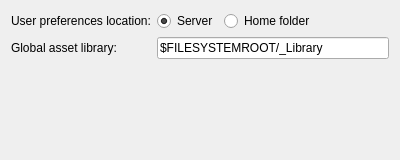
Before: the Qt Designer form core/tools/icAdmin/settings_global_ui.ui in mjbonnington/icarus-gps, drawn with Qt 5.
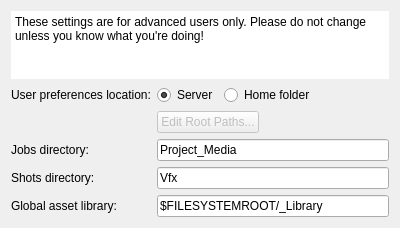
After: the same form once the commit is applied.

Diff of the .ui file:
```diff
--- a/core/tools/icAdmin/settings_global_ui.ui
+++ b/core/tools/icAdmin/settings_global_ui.ui
@@ -7,7 +7,7 @@
     <x>0</x>
     <y>0</y>
     <width>400</width>
-    <height>160</height>
+    <height>219</height>
    </rect>
   </property>
   <property name="windowTitle">
@@ -20,14 +20,36 @@
    <property name="fieldGrowthPolicy">
     <enum>QFormLayout::ExpandingFieldsGrow</enum>
    </property>
-   <item row="0" column="0">
+   <item row="0" column="0" colspan="2">
+    <widget class="QPlainTextEdit" name="message_plainTextEdit">
+     <property name="frameShape">
+      <enum>QFrame::NoFrame</enum>
+     </property>
+     <property name="frameShadow">
+      <enum>QFrame::Plain</enum>
+     </property>
+     <property name="lineWidth">
+      <number>0</number>
+     </property>
+     <property name="readOnly">
+      <bool>true</bool>
+     </property>
+     <property name="plainText">
+      <string>These settings are for advanced users only. Please do not change unless you know what you're doing!</string>
+     </property>
+     <property name="backgroundVisible">
+      <bool>false</bool>
+     </property>
+    </widget>
+   </item>
+   <item row="1" column="0">
     <widget class="QLabel" name="userPrefs_label">
      <property name="text">
       <string>User preferences location:</string>
      </property>
     </widget>
    </item>
-   <item row="0" column="1">
+   <item row="1" column="1">
     <layout class="QHBoxLayout" name="userPrefs_horizontalLayout">
      <item>
       <widget class="QRadioButton" name="userPrefsServer_radioButton">
@@ -54,14 +76,54 @@
      </item>
     </layout>
    </item>
-   <item row="1" column="0">
+   <item row="3" column="0">
+    <widget class="QLabel" name="jobsRelDir_label">
+     <property name="toolTip">
+      <string>&lt;html&gt;&lt;head/&gt;&lt;body&gt;&lt;p&gt;&lt;span style=&quot; font-weight:600;&quot;&gt;Jobs directory&lt;/span&gt;&lt;/p&gt;&lt;p&gt;This is the relative directory path where your jobs will be stored. If jobs are stored in the root of a shared network drive, set the path to '.'&lt;/p&gt;&lt;/body&gt;&lt;/html&gt;</string>
+     </property>
+     <property name="text">
+      <string>Jobs directory:</string>
+     </property>
+    </widget>
+   </item>
+   <item row="4" column="0">
+    <widget class="QLabel" name="shotsRelDir_label">
+     <property name="toolTip">
+      <string>&lt;html&gt;&lt;head/&gt;&lt;body&gt;&lt;p&gt;&lt;span style=&quot; font-weight:600;&quot;&gt;Shots directory&lt;/span&gt;&lt;/p&gt;&lt;p&gt;This is the name for the subdirectory within the folder structure for each job where individual shots will be stored.&lt;/p&gt;&lt;/body&gt;&lt;/html&gt;</string>
+     </property>
+     <property name="text">
+      <string>Shots directory:</string>
+     </property>
+    </widget>
+   </item>
+   <item row="3" column="1">
+    <widget class="QLineEdit" name="jobsRelDir_lineEdit">
+     <property name="text">
+      <string>Project_Media</string>
+     </property>
+     <property name="xmlTag" stdset="0">
+      <string>jobsRelDir</string>
+     </property>
+    </widget>
+   </item>
+   <item row="4" column="1">
+    <widget class="QLineEdit" name="shotsRelDir_lineEdit">
+     <property name="text">
+      <string>Vfx</string>
+     </property>
+     <property name="xmlTag" stdset="0">
+      <string>shotsRelDir</string>
+     </property>
+    </widget>
+   </item>
+   <item row="5" column="0">
     <widget class="QLabel" name="elementslib_label">
      <property name="text">
       <string>Global asset library:</string>
      </property>
     </widget>
    </item>
-   <item row="1" column="1">
+   <item row="5" column="1">
     <widget class="QLineEdit" name="elementslib_lineEdit">
      <property name="text">
       <string>$FILESYSTEMROOT/_Library</string>
@@ -71,6 +133,16 @@
      </property>
     </widget>
    </item>
+   <item row="2" column="1">
+    <widget class="QPushButton" name="editPaths_pushButton">
+     <property name="enabled">
+      <bool>false</bool>
+     </property>
+     <property name="text">
+      <string>Edit Root Paths...</string>
+     </property>
+    </widget>
+   </item>
   </layout>
  </widget>
  <tabstops>
```
Left out of the diff: 6 changed lines with no effect on the pictures.
